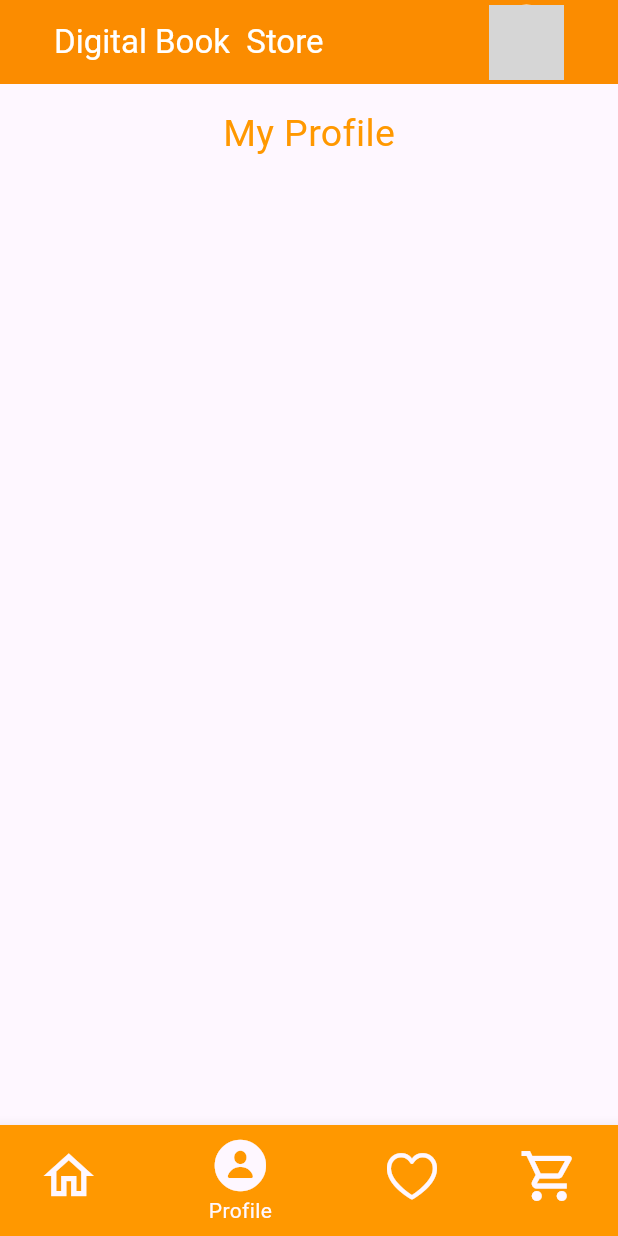
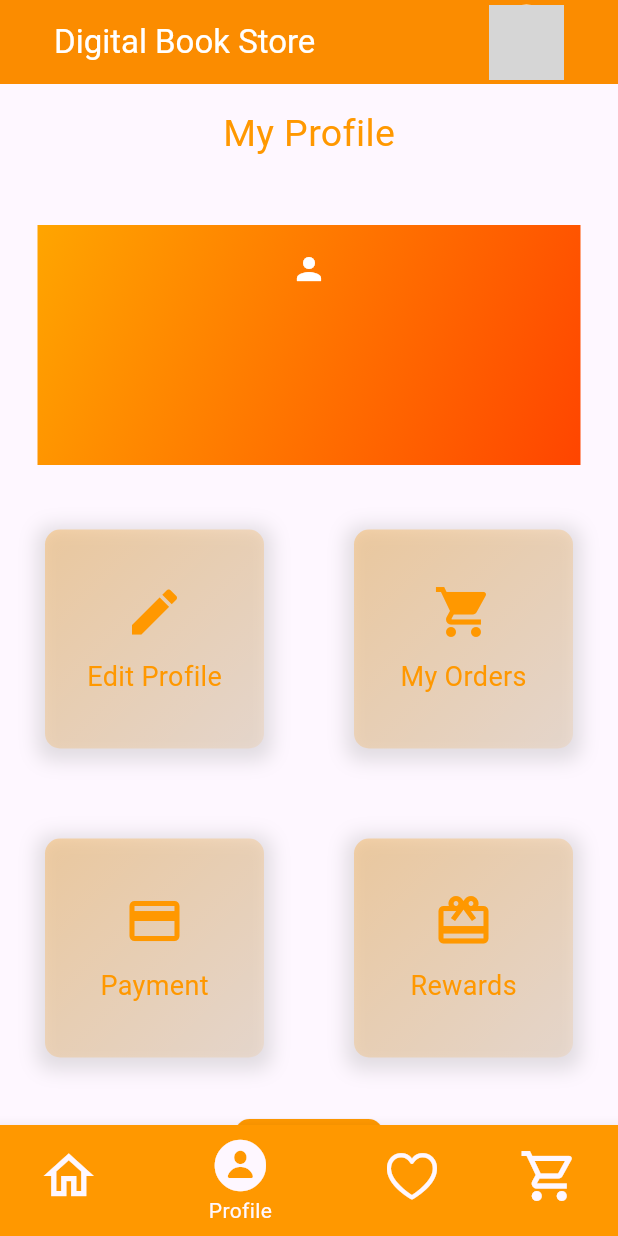
Before and after one commit to xamorite/bookstore, a Flutter app: the screen it shows after launch, item 2 of the bottom bar chosen, on a phone screen of 412 x 824 dp. Run offline on Flutter 3.47's test engine with Material 3 defaults, Android fonts, the phone set to English and light mode, and no system bars; our stand-ins replace firebase_auth, firebase_core, get, get_storage; accounts and stored records are empty; grey boxes are pictures that could not be loaded.

Commit message:
profile ui

```diff
--- a/lib/Tabs/home.dart
+++ b/lib/Tabs/home.dart
@@ -94,7 +94,7 @@ class _HomeState extends State<Home> {
               mainAxisAlignment: MainAxisAlignment.spaceBetween,
               children: [
                 const Text(
-                  'Digital Book  Store',
+                  'Digital Book Store',
                   style: TextStyle(
                     color: Colors.white,
                   ),
--- a/lib/Tabs/profile.dart
+++ b/lib/Tabs/profile.dart
@@ -1,13 +1,33 @@
-// import 'package:flutter/cupertino.dart';
 import 'package:flutter/material.dart';
 
 class Profile extends StatelessWidget {
-  const Profile({super.key});
+  const Profile({Key? key}) : super(key: key);
+
+
 
   @override
   Widget build(BuildContext context) {
+
+    Gradient orangeGradient = LinearGradient(
+      begin: Alignment.topLeft,
+      end: Alignment.bottomRight,
+      colors: [
+        Color(0xFFFFA500), // Light orange color
+        Color(0xFFFF4500), // Dark orange color
+      ],
+    );
+
+    final ButtonStyle raisedButtonStyle = ElevatedButton.styleFrom(
+      foregroundColor: Colors.black87, backgroundColor: Colors.orange[500],
+      minimumSize: Size(88, 36),
+      padding: EdgeInsets.symmetric(horizontal: 5),
+      shape: const RoundedRectangleBorder(
+        borderRadius: BorderRadius.all(Radius.circular(10)),
+      ),
+    );
     return Scaffold(
       body: Column(
+        crossAxisAlignment: CrossAxisAlignment.center,
         children: [
           const Padding(
             padding: EdgeInsets.all(15.0),
@@ -19,14 +39,98 @@ class Profile extends StatelessWidget {
               ),
             ),
           ),
+          const SizedBox(height: 20),
           Stack(
             children: [
-              Expanded(
+              Padding(
+                padding: const EdgeInsets.symmetric(horizontal: 25, vertical: 8),
                 child: Container(
-                  color: Colors.orange,
+                  decoration: BoxDecoration(
+                    gradient: orangeGradient,
+                  ),
+                  height: 160,
+                  // color: Colors.orange,
+                ),
+              ),
+              const Padding(
+                padding: EdgeInsets.only(top: 25),
+                child: Center(
+                  child: Icon(
+                    Icons.person,
+                    color: Colors.white,
+                  ),
                 ),
               ),
             ],
+          ),
+          const SizedBox(height: 5),
+          GridView.count(
+            crossAxisCount: 2,
+            shrinkWrap: true,
+            children: [
+              _buildGridItem(Colors.orange, Icons.edit, 'Edit Profile'),
+              _buildGridItem(Colors.orange, Icons.shopping_cart, 'My Orders'),
+              _buildGridItem(Colors.orange, Icons.payment, 'Payment'),
+              _buildGridItem(Colors.orange, Icons.card_giftcard, 'Rewards'),
+            ],
+          ),
+          const SizedBox(height: 5),
+          Padding(
+            padding: const EdgeInsets.symmetric(horizontal: 2),
+            child: ElevatedButton.icon(
+              onPressed:(){
+                },
+              label: const Text('Log-out', style: TextStyle(color:Colors.white,fontSize:18)),
+              icon: const Icon(Icons.login_outlined, color:Colors.white),
+              style: raisedButtonStyle ,
+
+            ),
+          ),
+        ],
+      ),
+    );
+  }
+
+  Widget _buildGridItem(Color color, IconData icon, String text) {
+    return Container(
+      margin: const EdgeInsets.symmetric(horizontal: 30, vertical: 30),
+      padding: const EdgeInsets.all(5),
+      decoration: BoxDecoration(
+        // color: Colors.white,
+        borderRadius: BorderRadius.circular(10),
+        boxShadow: [
+          BoxShadow(
+            color: Colors.grey.withOpacity(0.3), // Adjust the shadow color and opacity
+            spreadRadius: 5, // Adjust the spread radius
+            blurRadius: 10, // Adjust the blur radius
+            offset: const Offset(0, 3), // Adjust the shadow offset
+          ),
+        ],
+        gradient: LinearGradient(
+          colors: [
+            Colors.orange.withOpacity(0.3), // Adjust the gradient start color and opacity
+            Colors.orange.withOpacity(0.1), // Adjust the gradient end color and opacity
+          ],
+          begin: Alignment.topLeft,
+          end: Alignment.bottomRight,
+        ),
+
+      ),
+      child: Column(
+        mainAxisAlignment: MainAxisAlignment.center,
+        children: [
+          Icon(
+            icon,
+            color: color,
+            size: 40,
+          ),
+          const SizedBox(height: 10),
+          Text(
+            text,
+            style: TextStyle(
+              color: color,
+              fontSize: 18,
+            ),
           ),
         ],
       ),
--- a/lib/data/login.dart
+++ b/lib/data/login.dart
@@ -15,6 +15,7 @@ class _LoginState extends State<Login> {
 
   String email = '';
   String password = '';
+
   @override
   Widget build(BuildContext context) {
     return Scaffold(
@@ -80,7 +81,7 @@ class _LoginState extends State<Login> {
                   children: [
                     const Text('Dont have an account ?'),
                     TextButton(
-                        onPressed: toggleAuth,
+                        onPressed: (){},
                         child: const Text(
                           'SignUp',
                           style: TextStyle(color: Colors.orange),
--- a/lib/main.dart
+++ b/lib/main.dart
@@ -31,15 +31,7 @@ Future<void> main() async {
   runApp(const MyApp());
 }
 
-check() {
-  // runApp(const Home());
-  print('You are linked to the home page');
-}
 
-inlog() {
-  // runApp(const Login());
-  print('You are linked to the login page');
-}
 
 class MyApp extends StatelessWidget {
   const MyApp({super.key});
@@ -50,7 +42,7 @@ class MyApp extends StatelessWidget {
     return StreamProvider<UserA?>.value(
       value: AuthService().user,
       initialData: null,
-      child: MaterialApp(
+      child: const MaterialApp(
         debugShowCheckedModeBanner: false,
         home: Wrapper(),
       ),
```
Also changed, not shown: lib/Tabs/htab.dart (+161 -154 lines), lib/data/repositories/authenticate.dart (+11 -11 lines), lib/data/signup.dart (+11 -16 lines).
